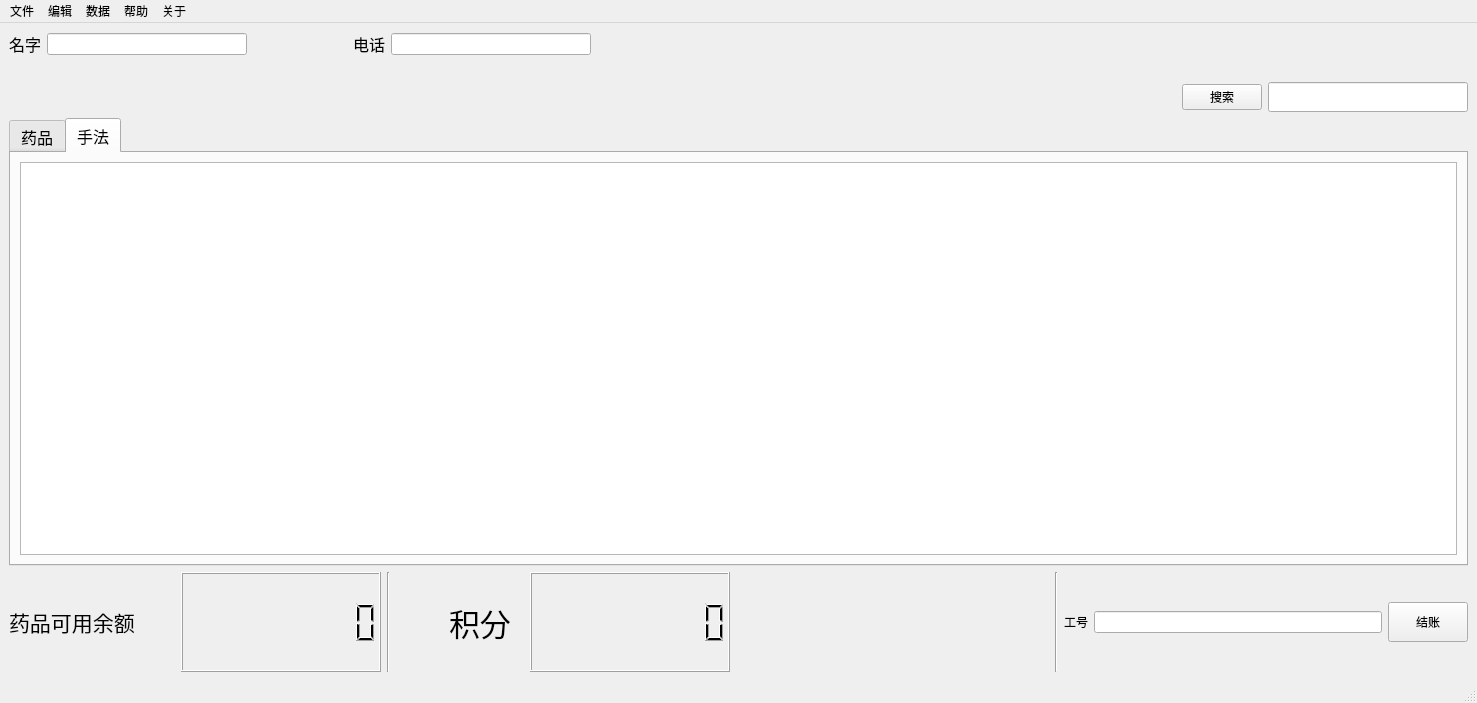
The window that Qtdesigners/主界面.ui (zhihao2020/ShopSystem) describes before a commit, drawn with Qt 5.
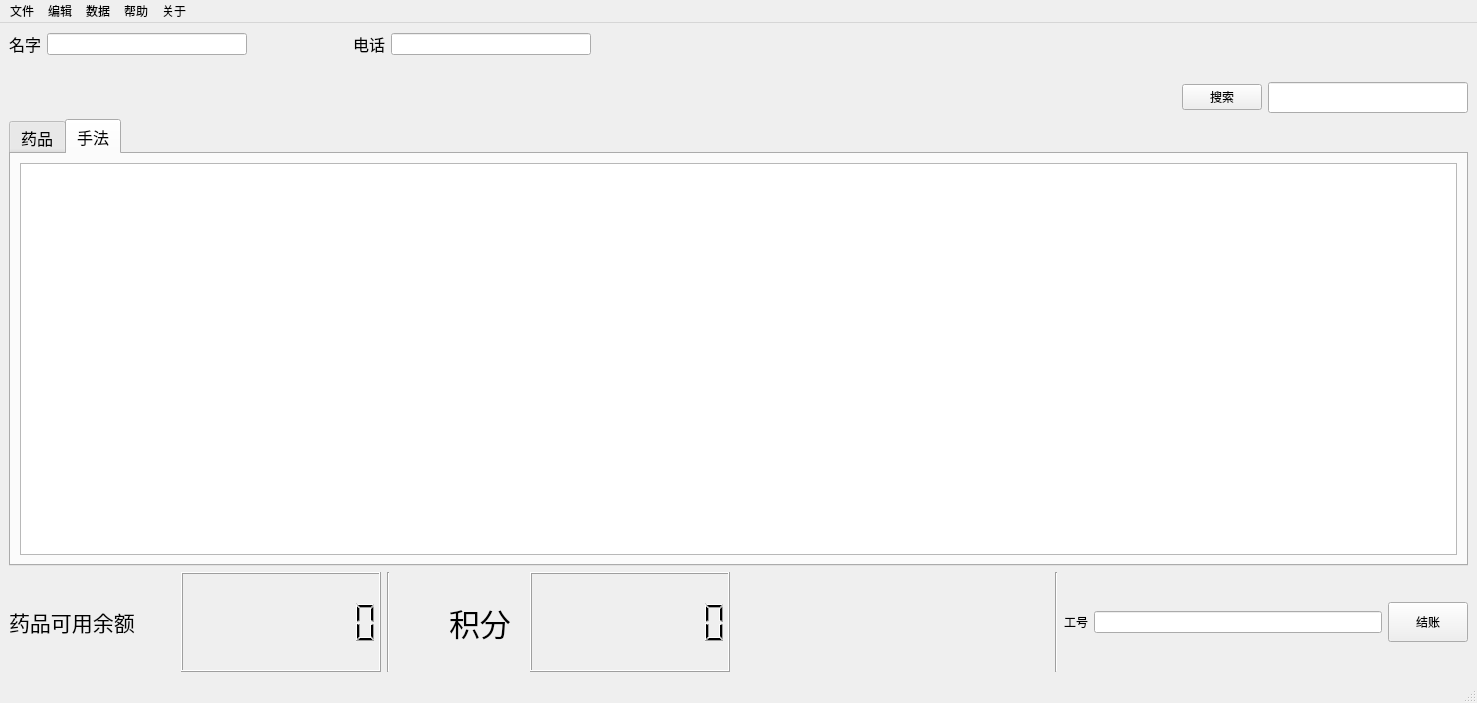
The same window after the commit. Icons and pictures are not drawn.

```diff
--- a/Qtdesigners/主界面.ui
+++ b/Qtdesigners/主界面.ui
@@ -143,6 +143,18 @@
             <height>30</height>
            </size>
           </property>
+          <property name="maximumSize">
+           <size>
+            <width>16777215</width>
+            <height>16777215</height>
+           </size>
+          </property>
+          <property name="font">
+           <font>
+            <family>宋体</family>
+            <pointsize>12</pointsize>
+           </font>
+          </property>
           <property name="inputMask">
            <string/>
           </property>
```
